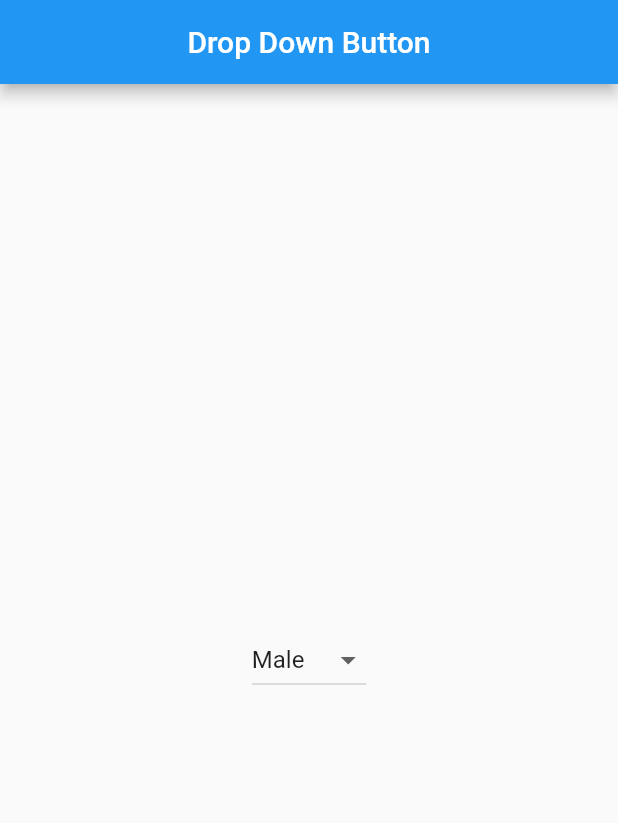
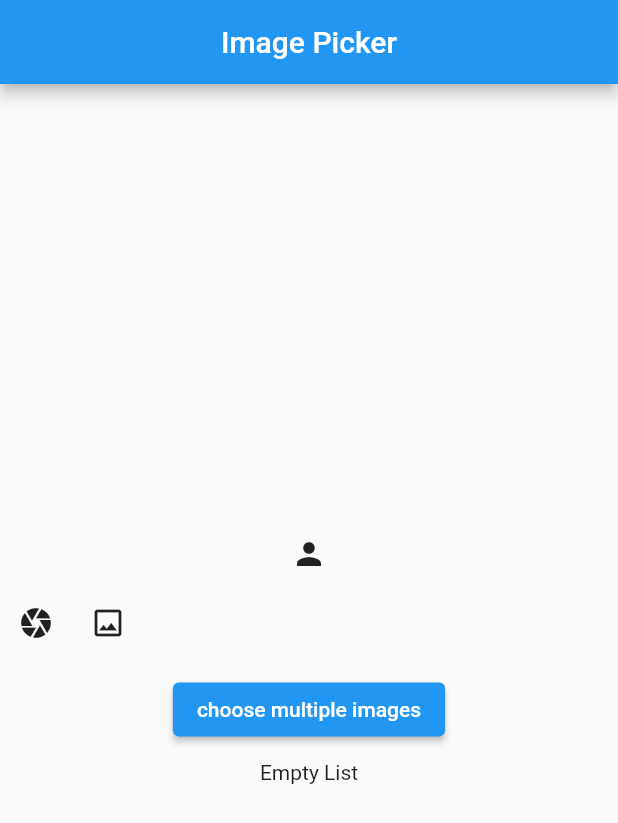
Before and after one commit to NazmulHasan0/atoz, a Flutter app: the screen it shows after launch, on a phone screen of 412 x 824 dp. Shown: the top 823 px of the screen. Run offline on Flutter 3.47's test engine with Material 2 defaults, Android fonts, the phone set to English and light mode, and no system bars; our stand-ins replace image_picker.

Commit message:
image picker

```diff
--- /dev/null
+++ b/lib/Image Picked/imagepicker.dart
@@ -0,0 +1,80 @@
+import 'dart:io';
+
+import 'package:flutter/material.dart';
+import 'package:image_picker/image_picker.dart';
+
+class Myimagepicker extends StatefulWidget {
+  const Myimagepicker({super.key});
+
+  @override
+  State<Myimagepicker> createState() => _MyimagepickerState();
+}
+
+class _MyimagepickerState extends State<Myimagepicker> {
+  //
+  final ImagePicker _imagePicker = ImagePicker(); // create ImagePicker instance
+  XFile? image;
+  List<XFile>? images;
+
+  fromCamera() async {
+    image = await _imagePicker.pickImage(source: ImageSource.camera);
+    setState(() {});
+  }
+
+  fromGallery() async {
+    image = await _imagePicker.pickImage(source: ImageSource.gallery);
+    setState(() {});
+  }
+
+  pickMultipleImage() async {
+    images = await _imagePicker.pickMultiImage();
+    setState(() {});
+  }
+
+  //
+  @override
+  Widget build(BuildContext context) {
+    return Scaffold(
+      appBar: AppBar(title: Text("Image Picker"), centerTitle: true),
+      body: Center(
+        child: Column(
+          mainAxisAlignment: MainAxisAlignment.center,
+          children: [
+            image == null
+                ? Icon(Icons.person)
+                : Image.file(File(image!.path), width: 150),
+            SizedBox(height: 10),
+            Row(
+              children: [
+                IconButton(
+                    onPressed: () {
+                      fromCamera();
+                    },
+                    icon: Icon(Icons.camera)),
+                IconButton(
+                    onPressed: () {
+                      fromGallery();
+                    },
+                    icon: Icon(Icons.photo_outlined)),
+              ],
+            ),
+            SizedBox(height: 10),
+            ElevatedButton(
+              onPressed: () {},
+              child: Text("choose multiple images"),
+            ),
+            SizedBox(height: 10),
+            images == null
+                ? Text("Empty List")
+                : ListView.builder(
+                    itemCount: images!.length,
+                    itemBuilder: (context, index) {
+                      return Image.file(File(images![index].path), height: 150);
+                    },
+                  ),
+          ],
+        ),
+      ),
+    );
+  }
+}
--- a/lib/main.dart
+++ b/lib/main.dart
@@ -26,6 +26,7 @@ import 'package:atoz/Floating%20Action%20Button/floatingactionbutton.dart';
 import 'package:atoz/Gesture%20Detector/gesture.dart';
 import 'package:atoz/GridView%20Builder/gridviewbuilder.dart';
 import 'package:atoz/GridView/gridview.dart';
+import 'package:atoz/Image%20Picked/imagepicker.dart';
 import 'package:atoz/Image/image.dart';
 import 'package:atoz/Indexed%20Stack/indexedstack.dart';
 import 'package:atoz/InkWell/inkwell.dart';
@@ -63,8 +64,9 @@ class MyApp extends StatelessWidget {
   Widget build(BuildContext context) {
     return MaterialApp(
       debugShowCheckedModeBanner: false,
-      initialRoute: '/Mydropdownbutton',
+      initialRoute: '/Myimagepicker',
       routes: {
+        '/Myimagepicker': (context) => Myimagepicker(),
         '/Mydropdownbutton': (context) => Mydropdownbutton(),
         '/Myrefreshindicator': (context) => Myrefreshindicator(),
         '/Mydrawer': (context) => Mydrawer(),
--- a/pubspec.yaml
+++ b/pubspec.yaml
@@ -35,6 +35,7 @@ dependencies:
   # The following adds the Cupertino Icons font to your application.
   # Use with the CupertinoIcons class for iOS style icons.
   cupertino_icons: ^1.0.2
+  image_picker: ^1.0.4
 
 dev_dependencies:
   flutter_test:
```
Also changed, not shown: pubspec.lock, 5 other files.
